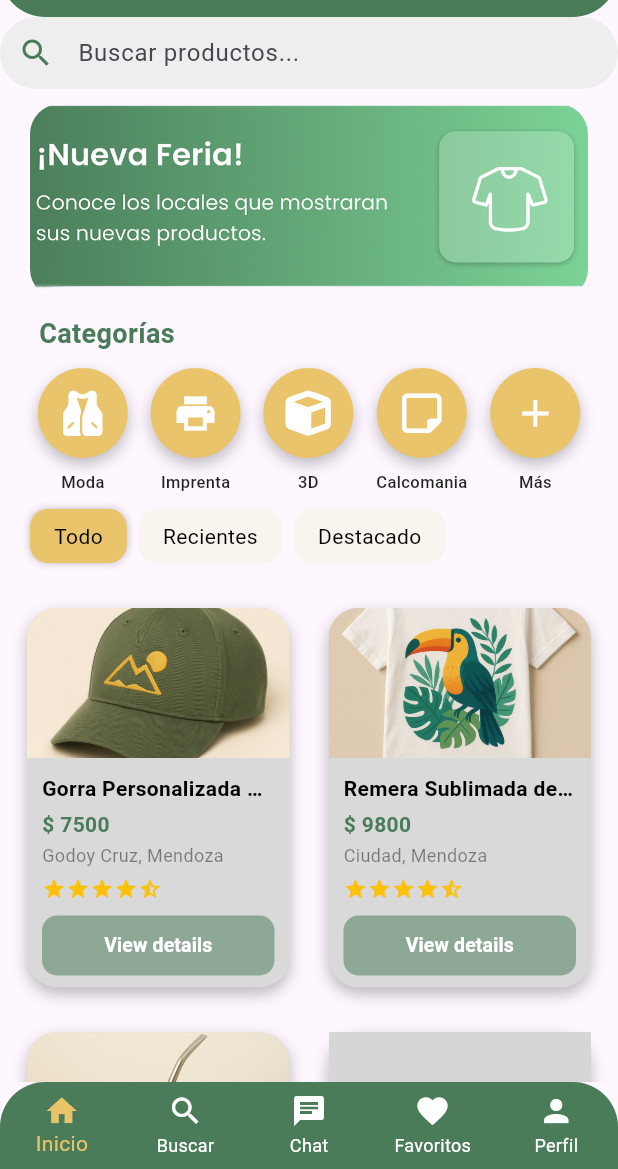
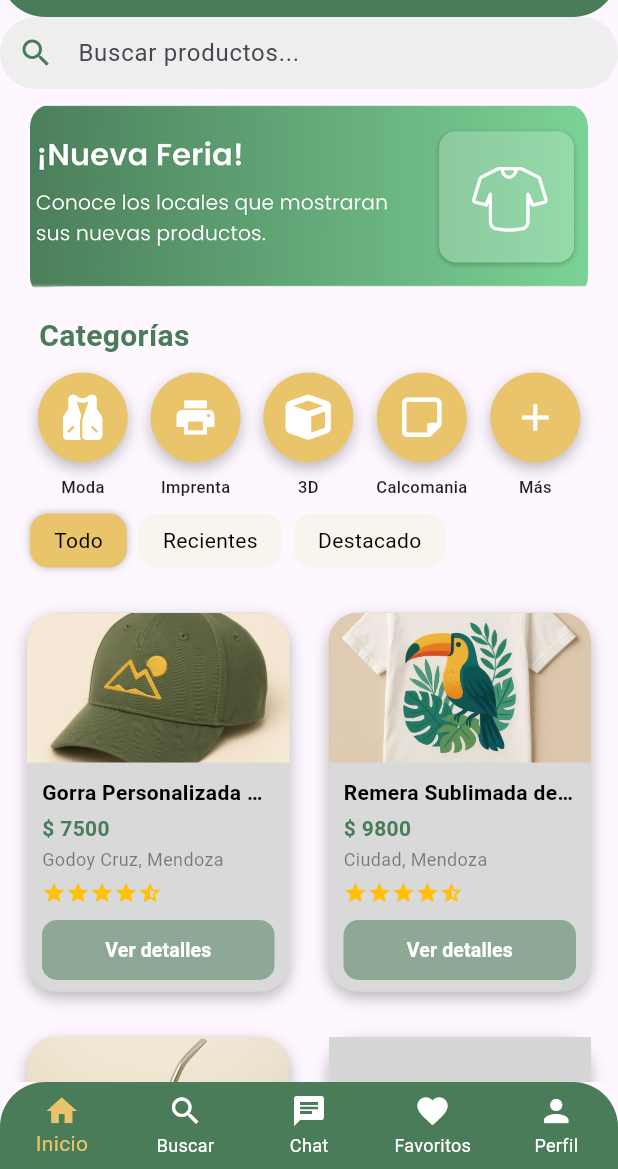
Before and after one commit to artumarinn/mendomarket, a Flutter app: the HomePage screen opened by its route, on a phone screen of 412 x 824 dp, the part 67-1236 px from its top. Run offline on Flutter 3.47's test engine with Material 3 defaults, Android fonts, the phone set to English and light mode, and no system bars; our stand-ins replace font_awesome_flutter; grey boxes are pictures that could not be loaded.

Commit message:
fix: coments, product details and fonts

```diff
--- a/lib/features/home/home_banner.dart
+++ b/lib/features/home/home_banner.dart
@@ -11,10 +11,10 @@ class HomeBanner extends StatelessWidget {
         width: double.infinity,
         height: 130,
         decoration: BoxDecoration(
-          borderRadius: BorderRadius.circular(20),
+          borderRadius: BorderRadius.circular(15),
         ),
         child: ClipRRect(
-          borderRadius: BorderRadius.circular(20),
+          borderRadius: BorderRadius.circular(15),
           child: Image.asset(
             'assets/images/banners/banner.png',
             fit: BoxFit.cover,
--- a/lib/features/home/home_categories.dart
+++ b/lib/features/home/home_categories.dart
@@ -17,7 +17,7 @@ class HomeCategories extends StatelessWidget {
           padding: const EdgeInsets.only(left: 16, bottom: 10),
           child: Text(
             "Categorías",
-            style: TextStyle(fontSize: 18, fontWeight: FontWeight.bold, color: AppColors.primaryColor),
+            style: TextStyle(fontSize: 20, fontWeight: FontWeight.bold, color: AppColors.primaryColor),
           ),
         ),
         Row(
--- a/lib/features/home/home_products.dart
+++ b/lib/features/home/home_products.dart
@@ -16,15 +16,15 @@ class HomeProducts extends StatelessWidget {
   Widget build(BuildContext context) {
     // Display a message if no products are available.
     if (products.isEmpty) {
-      return const Center(child: Text('No products to display'));
+      return const Center(child: Text('No hay productos para mostrar'));
     }
     return GridView.builder(
       shrinkWrap: true,
       physics: const NeverScrollableScrollPhysics(),
       padding: const EdgeInsets.symmetric(vertical: 10),
       gridDelegate: const SliverGridDelegateWithFixedCrossAxisCount(
-        crossAxisCount: 2, // Displays 2 products per row.
-        childAspectRatio: 0.7, // Adjusts the aspect ratio of each product card.
+        crossAxisCount: 2,
+        childAspectRatio: 0.7,
         crossAxisSpacing: 10,
         mainAxisSpacing: 10,
       ),
--- a/lib/features/home/home_search_bar.dart
+++ b/lib/features/home/home_search_bar.dart
@@ -1,5 +1,3 @@
-// lib/features/home/home_search_bar.dart
-
 import 'package:flutter/material.dart';
 import 'package:mendomarket/core/app_colors.dart';
 
--- a/lib/features/search/search_page.dart
+++ b/lib/features/search/search_page.dart
@@ -68,7 +68,7 @@ class _SearchPageState extends State<SearchPage> {
   @override
   Widget build(BuildContext context) {
     return Scaffold(
-      appBar: CustomAppBar(title: 'Search'),
+      appBar: CustomAppBar(title: 'Buscar'),
       body: Column(
         children: [
           Padding(
@@ -82,7 +82,7 @@ class _SearchPageState extends State<SearchPage> {
           Expanded(
             child: _searchResults.isEmpty && _searchController.text.isNotEmpty
                 ? const Center(
-                    child: Text('No products found for this search.'),
+                    child: Text('No se encuentran productos.'),
                   )
                 : _searchResults.isEmpty && _searchController.text.isEmpty
                     ? const Center(
--- a/lib/models/product.dart
+++ b/lib/models/product.dart
@@ -1,6 +1,3 @@
-// lib/models/product.dart
-import 'package:flutter/material.dart';
-
 class Product {
   final String id;
   final String title;
@@ -18,7 +15,7 @@ class Product {
     required this.location,
     required this.imageUrl,
     this.rating = 0.0,
-    this.description = 'No description available for this product.',
+    this.description = 'Este producto no tiene descripcion.',
     this.sellerInfo = 'Unknown Seller',
   });
 
--- a/lib/widgets/common/product_card.dart
+++ b/lib/widgets/common/product_card.dart
@@ -124,7 +124,7 @@ class ProductCard extends StatelessWidget {
                       padding: const EdgeInsets.symmetric(vertical: 8),
                     ),
                     child: const Text(
-                      "View details",
+                      "Ver detalles",
                       style: TextStyle(
                         color: Colors.white,
                         fontSize: 13,
```
Also changed, not shown: lib/features/product_details/product_details_page.dart (+4 -4 lines).
